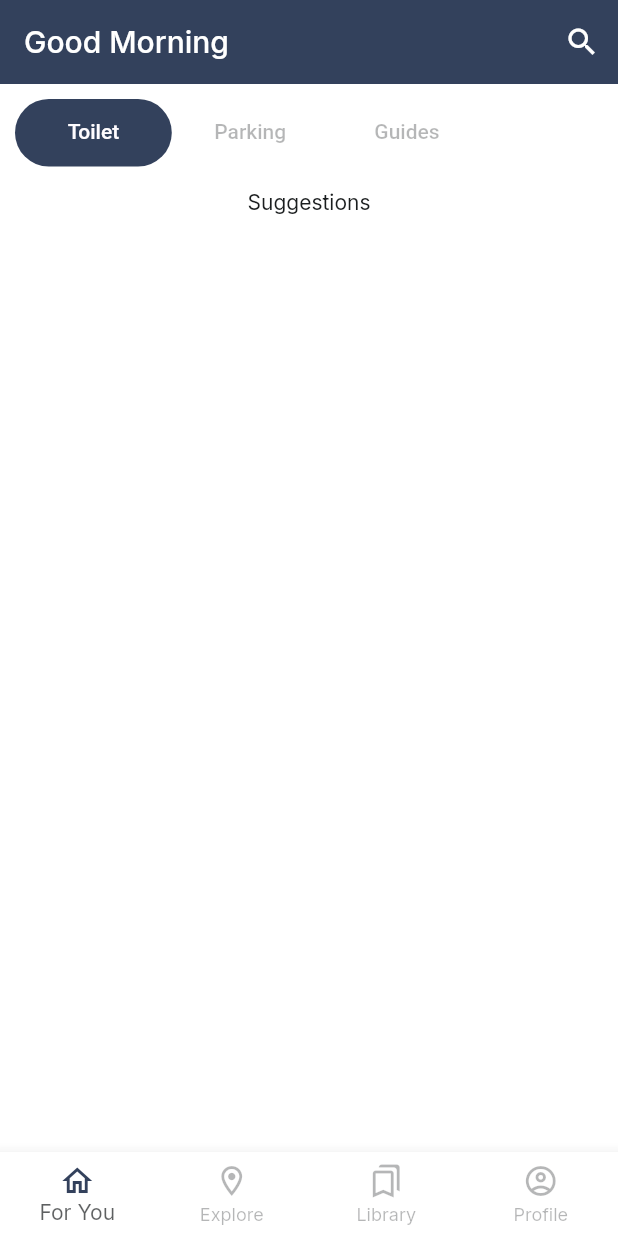
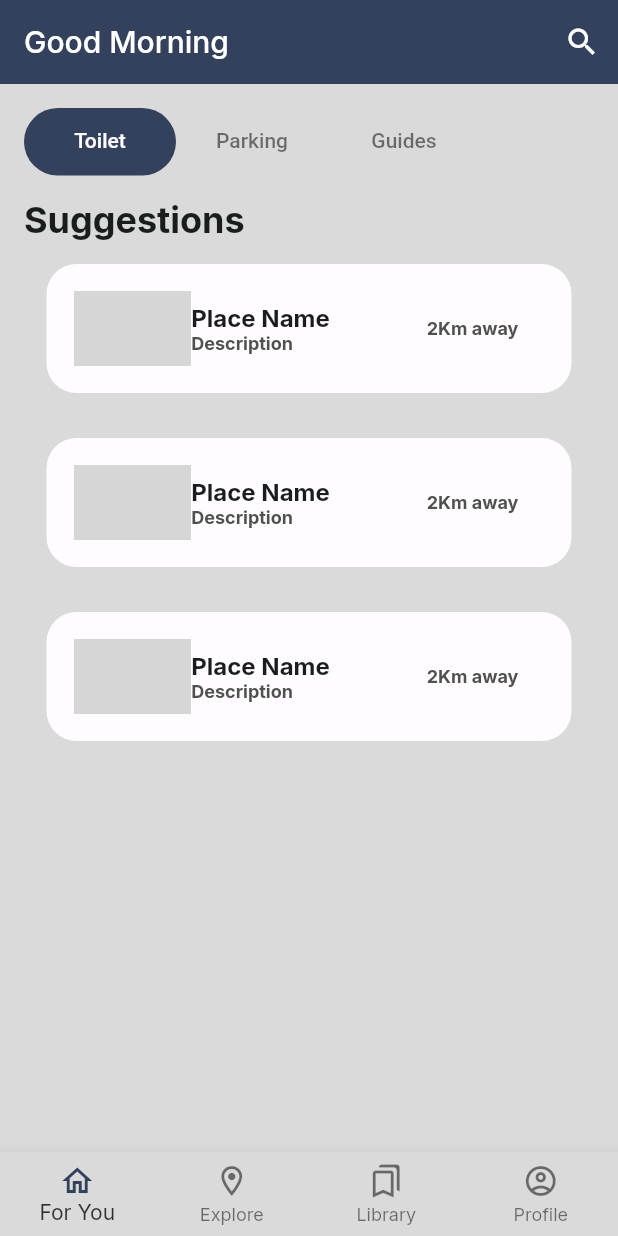
Before and after one commit to devkilyungi/my-mobility, a Flutter app: the screen it shows after launch, on a phone screen of 412 x 824 dp. Run offline on Flutter 3.47's test engine with Material 2 defaults, Android fonts, the phone set to English and light mode, and no system bars; our stand-ins replace google_fonts; grey boxes are pictures that could not be loaded.

Commit message:
adds placeholder cards for different places

```diff
--- /dev/null
+++ b/lib/components/reusable_card.dart
@@ -0,0 +1,29 @@
+import 'package:flutter/material.dart';
+
+class ReusableCard extends StatelessWidget {
+  const ReusableCard(
+      {super.key,
+      required this.colour,
+      required this.cardChild,
+      required this.onPress});
+
+  final Color colour;
+  final Widget cardChild;
+  final void Function() onPress;
+
+  @override
+  Widget build(BuildContext context) {
+    return GestureDetector(
+      onTap: onPress,
+      child: Container(
+        margin: const EdgeInsets.all(15.0),
+        padding: const EdgeInsets.symmetric(horizontal: 18.0, vertical: 18.0),
+        decoration: BoxDecoration(
+          color: colour,
+          borderRadius: BorderRadius.circular(20.0),
+        ),
+        child: cardChild,
+      ),
+    );
+  }
+}
--- a/lib/constants.dart
+++ b/lib/constants.dart
@@ -1,15 +1,31 @@
 import 'package:flutter/material.dart';
 
-const Color kWhite = Color(0xFFFFFCFF);
 const Color kLightGreen = Color(0xFF84A98C);
 const Color kMediumGreen = Color(0xFF52796F);
 const Color kDarkGreen = Color(0xFF354F52);
 
-const kPrimaryColor = Color(0xFF33415C);
-const kSecondaryColor = Color(0xFF50514F);
-const kContentColorLightTheme = Color(0xFF1A1D1E);
-const kContentColorDarkTheme = Color(0xFFFFFCFF);
-const kWarningColor = Color(0xFFF3BB1C);
-const kErrorColor = Color(0xFFF03738);
+const Color kBackgroundColor = Color(0xFFDADADA);
+const Color kPrimaryColor = Color(0xFF33415C);
+const Color kSecondaryColor = Color(0xFF50514F);
+const Color kContentColorLightTheme = Color(0xFF1A1D1E);
+const Color kContentColorDarkTheme = Color(0xFFFFFCFF);
+const Color kWarningColor = Color(0xFFF3BB1C);
+const Color kErrorColor = Color(0xFFF03738);
 
 const kDefaultPadding = 16.0;
+
+const kTitleLabelStyle = TextStyle(
+  fontSize: 24.0,
+  fontWeight: FontWeight.bold,
+);
+
+const kPlaceNameStyle = TextStyle(
+  fontSize: 16.0,
+  fontWeight: FontWeight.bold,
+);
+
+const kDescriptionStyle = TextStyle(
+  fontSize: 12.0,
+  color: Color(0xFF50514F),
+  fontWeight: FontWeight.bold,
+);
--- a/lib/screens/home_page.dart
+++ b/lib/screens/home_page.dart
@@ -1,4 +1,6 @@
 import 'package:flutter/material.dart';
+import 'package:mymobility_flutter/components/reusable_card.dart';
+import 'package:mymobility_flutter/constants.dart';
 
 import '../components/custom_search_delegate.dart';
 
@@ -43,8 +45,9 @@ class _HomepageScreenState extends State<HomepageScreen> {
           ],
         ),
         body: Padding(
-          padding: const EdgeInsets.all(10.0),
+          padding: const EdgeInsets.all(kDefaultPadding),
           child: Column(
+            crossAxisAlignment: CrossAxisAlignment.start,
             children: [
               Container(
                 margin: const EdgeInsets.only(bottom: 15.0),
@@ -63,8 +66,123 @@ class _HomepageScreenState extends State<HomepageScreen> {
                   ),
                 ),
               ),
-              const Text('Suggestions'),
-              const Expanded(child: Center()),
+              const Text(
+                'Suggestions',
+                style: kTitleLabelStyle,
+              ),
+              Expanded(
+                  child: Column(
+                children: [
+                  ReusableCard(
+                      colour: kContentColorDarkTheme,
+                      cardChild: Row(
+                        children: [
+                          const Expanded(
+                            child: CircleAvatar(
+                              backgroundImage:
+                                  AssetImage('default_location.png'),
+                              minRadius: 25.0,
+                            ),
+                          ),
+                          Expanded(
+                            flex: 2,
+                            child: Column(
+                              crossAxisAlignment: CrossAxisAlignment.start,
+                              children: const [
+                                Text(
+                                  'Place Name',
+                                  style: kPlaceNameStyle,
+                                ),
+                                Text(
+                                  'Description',
+                                  style: kDescriptionStyle,
+                                ),
+                              ],
+                            ),
+                          ),
+                          const Expanded(
+                            child: Text(
+                              '2Km away',
+                              style: kDescriptionStyle,
+                            ),
+                          ),
+                        ],
+                      ),
+                      onPress: () {}),
+                  ReusableCard(
+                      colour: kContentColorDarkTheme,
+                      cardChild: Row(
+                        children: [
+                          const Expanded(
+                            child: CircleAvatar(
+                              backgroundImage:
+                                  AssetImage('default_location.png'),
+                              minRadius: 25.0,
+                            ),
+                          ),
+                          Expanded(
+                            flex: 2,
+                            child: Column(
+                              crossAxisAlignment: CrossAxisAlignment.start,
+                              children: const [
+                                Text(
+                                  'Place Name',
+                                  style: kPlaceNameStyle,
+                                ),
+                                Text(
+                                  'Description',
+                                  style: kDescriptionStyle,
+                                ),
+                              ],
+                            ),
+                          ),
+                          const Expanded(
+                            child: Text(
+                              '2Km away',
+                              style: kDescriptionStyle,
+                            ),
+                          ),
+                        ],
+                      ),
+                      onPress: () {}),
+                  ReusableCard(
+                      colour: kContentColorDarkTheme,
+                      cardChild: Row(
+                        children: [
+                          const Expanded(
+                            child: CircleAvatar(
+                              backgroundImage:
+                                  AssetImage('default_location.png'),
+                              minRadius: 25.0,
+                            ),
+                          ),
+                          Expanded(
+                            flex: 2,
+                            child: Column(
+                              crossAxisAlignment: CrossAxisAlignment.start,
+                              children: const [
+                                Text(
+                                  'Place Name',
+                                  style: kPlaceNameStyle,
+                                ),
+                                Text(
+                                  'Description',
+                                  style: kDescriptionStyle,
+                                ),
+                              ],
+                            ),
+                          ),
+                          const Expanded(
+                            child: Text(
+                              '2Km away',
+                              style: kDescriptionStyle,
+                            ),
+                          ),
+                        ],
+                      ),
+                      onPress: () {}),
+                ],
+              )),
             ],
           ),
         ),
--- a/lib/theme.dart
+++ b/lib/theme.dart
@@ -6,7 +6,7 @@ import 'package:google_fonts/google_fonts.dart';
 ThemeData lightThemeData(BuildContext context) {
   return ThemeData.light().copyWith(
     primaryColor: kPrimaryColor,
-    scaffoldBackgroundColor: Colors.white,
+    scaffoldBackgroundColor: kBackgroundColor,
     appBarTheme: appBarTheme,
     iconTheme: const IconThemeData(color: kContentColorLightTheme),
     textTheme: GoogleFonts.interTextTheme(Theme.of(context).textTheme)
@@ -21,12 +21,12 @@ ThemeData lightThemeData(BuildContext context) {
           borderRadius: BorderRadius.circular(25.0), color: kPrimaryColor),
       labelColor: kContentColorDarkTheme,
       labelStyle: const TextStyle(color: kContentColorLightTheme),
-      unselectedLabelColor: kContentColorLightTheme.withOpacity(0.32),
+      unselectedLabelColor: kContentColorLightTheme.withOpacity(0.6),
     ),
     bottomNavigationBarTheme: BottomNavigationBarThemeData(
-      backgroundColor: Colors.white,
-      selectedItemColor: kContentColorLightTheme.withOpacity(0.7),
-      unselectedItemColor: kContentColorLightTheme.withOpacity(0.32),
+      backgroundColor: kBackgroundColor,
+      selectedItemColor: kContentColorLightTheme.withOpacity(0.9),
+      unselectedItemColor: kContentColorLightTheme.withOpacity(0.6),
       selectedIconTheme: const IconThemeData(color: kPrimaryColor),
       showUnselectedLabels: true,
     ),
```
Also changed, not shown: assets/images/default_location.png (added), 1 other file.
